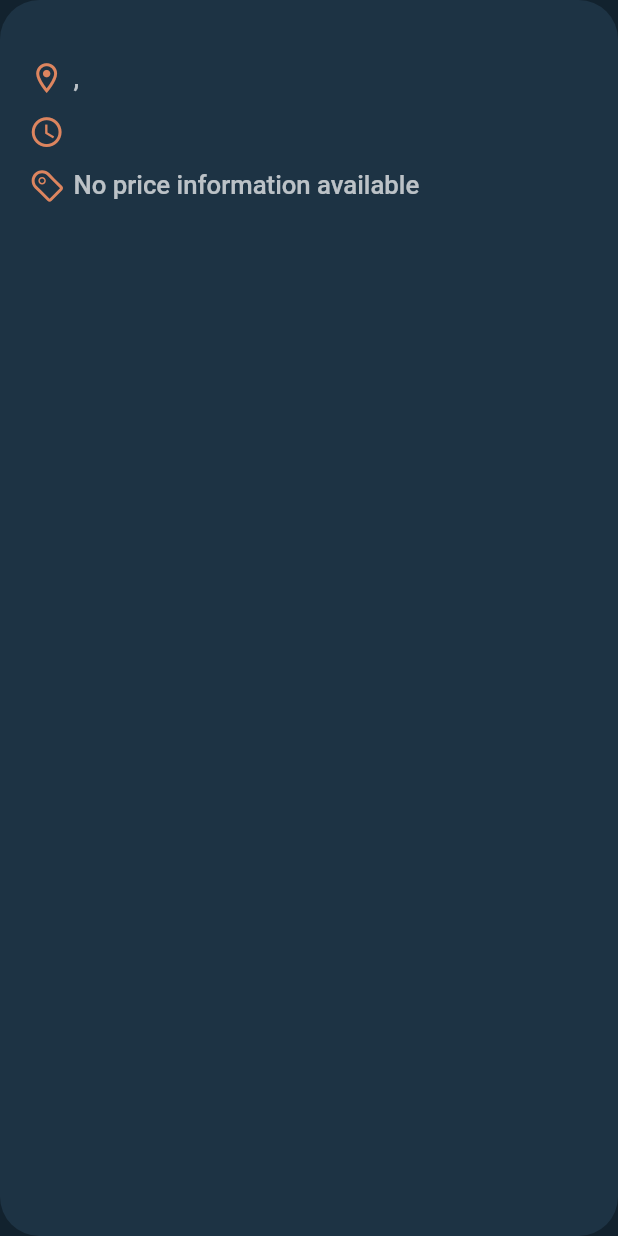
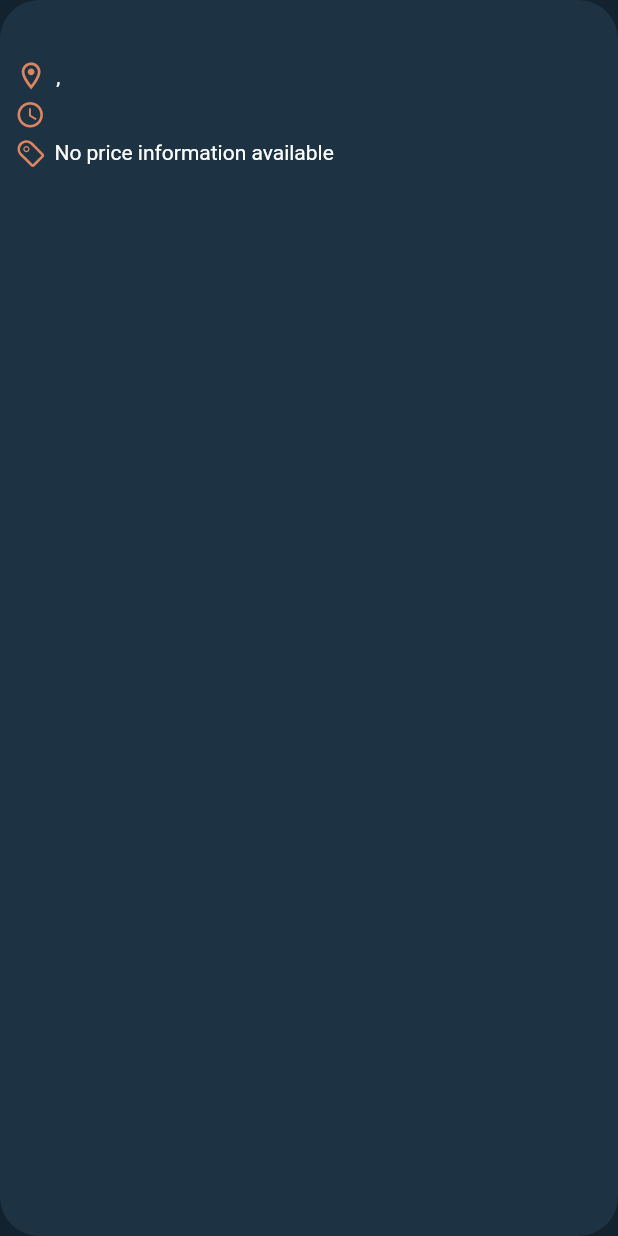
Before and after one commit to Qaiser926/main, a Flutter app: the EventSummary widget shown alone on an empty page, opened directly with empty values, on a phone screen of 412 x 824 dp. Run offline on Flutter 3.47's test engine with Material 2 defaults, Android fonts, the phone set to English and light mode, and no system bars; our stand-ins replace carousel_slider, flutter_map, flutter_screenutil, flutter_svg, freezed_annotation, geolocator and 7 more; missing offline and left inert: add_2_calendar, amplify_api, amplify_auth_cognito, amplify_flutter, instant, maps_launcher; generated files the repository leaves out were written again.

```diff
--- a/lib/core/detailed/exclusive_widgets/event_summary.dart
+++ b/lib/core/detailed/exclusive_widgets/event_summary.dart
@@ -20,7 +20,8 @@ class EventSummary extends StatelessWidget {
   String? ticketUrl;
   Status? status;
 
-  EventSummary({super.key,
+  EventSummary(
+      {super.key,
       required this.location,
       required this.title,
       required this.timeText,
@@ -28,45 +29,51 @@ class EventSummary extends StatelessWidget {
       this.prices,
       this.websiteUrl,
       this.ticketUrl,
-    this.status
-  }){
-  }
+      this.status}) {}
 
   @override
   Widget build(BuildContext context) {
     return Container(
-
       decoration: BoxDecoration(
         borderRadius: BorderRadius.circular(22.h),
         color: Theme.of(context).colorScheme.tertiary,
 
         // boxShadow: [BoxShadow(blurRadius: 27, offset: Offset(0, 8))]
       ),
-      padding: EdgeInsets.symmetric(horizontal: 16.h),
+      // padding: EdgeInsets.symmetric(horizontal: 16.h),
       child: Column(
         crossAxisAlignment: CrossAxisAlignment.start,
         children: [
-          getVerSpace(10.h),
-          getMultilineCustomFontRestricted(
-              text: title, maxLines: 2, textTheme: Theme.of(context).textTheme.headline2),
-          getVerSpace(10.h),
+          Padding(
+            padding: EdgeInsets.fromLTRB(12, 10, 10, 10),
+            child: Text(
+              title,
+              maxLines: 2,
+              style: Theme.of(context).textTheme.headline4,
+            ),
+          ),
 
-          Column(crossAxisAlignment: CrossAxisAlignment.start,
           // TODO: solve that title can flow into price information
-              children: [
-                LocationWidget(location: location),
-                getVerSpace(10.h),
-                // no logic implemented regarding times-> wait for actual data
-                TimeWidget(time: timeText, iCalElement: iCalElement),
-                getVerSpace(10.h),
-                // no logic implemented regarding times-> wait for actual data
-                PriceWidget(
+          Padding(
+            padding: EdgeInsets.fromLTRB(10, 0, 10, 5),
+            child: LocationWidget(location: location),
+          ),
+          Padding(
+            padding: EdgeInsets.fromLTRB(10, 0, 10, 5),
+            child: TimeWidget(time: timeText, iCalElement: iCalElement),
+          ),
+          Padding(
+            padding: EdgeInsets.fromLTRB(10, 0, 10, 0),
+            child: PriceWidget(
               prices: prices,
               ticketUrl: ticketUrl,
               websiteUrl: websiteUrl,
               status: status,
             ),
-              ]),
+          ),
+
+          // no logic implemented regarding times-> wait for actual data
+
           getVerSpace(13.h),
         ],
       ),
--- a/lib/core/detailed/exclusive_widgets/get_image_carousel.dart
+++ b/lib/core/detailed/exclusive_widgets/get_image_carousel.dart
@@ -1,5 +1,6 @@
 import 'package:flutter/cupertino.dart';
 import 'package:flutter_screenutil/flutter_screenutil.dart';
+
 import '../../../utils/services/data_handling/data_handling.dart';
 import '../../../widgets/carousel_widget.dart';
 import '../../../widgets/filtered_image_stack.dart';
@@ -22,7 +23,7 @@ class getImageCarousel extends StatelessWidget {
     }
     return Container(
       // height of picture
-      height: 327.h,
+      height: 245.h,
       width: double.infinity,
       //decoration: BoxDecoration(
       //borderRadius:
--- a/lib/core/detailed/exclusive_widgets/location_information_widget.dart
+++ b/lib/core/detailed/exclusive_widgets/location_information_widget.dart
@@ -1,10 +1,11 @@
 import 'package:flutter/material.dart';
 import 'package:flutter_screenutil/flutter_screenutil.dart';
+import 'package:latlong2/latlong.dart' as latLng;
 import 'package:maps_launcher/maps_launcher.dart';
+import 'package:othia/modules/models/shared_data_models.dart';
+
 import '../../../utils/services/data_handling/data_handling.dart';
 import '../../../utils/ui/ui_utils.dart';
-import 'package:latlong2/latlong.dart' as latLng;
-import 'package:othia/modules/models/shared_data_models.dart';
 
 class FunctionWrapper {
   Function()? function;
@@ -37,13 +38,14 @@ class LocationWidget extends StatelessWidget {
         children: [
           Icon(
             Icons.location_on_outlined,
-            size: 20.h,
+            size: 18.h,
           ),
           getHorSpace(5.h),
           Text(
             getLocationString(location: location),
-            style: Theme.of(context).textTheme.headline4,
+            style: Theme.of(context).textTheme.bodyText2,
             maxLines: 1,
+            overflow: TextOverflow.ellipsis,
           )
         ],
       ),
--- a/lib/core/detailed/exclusive_widgets/price_widget.dart
+++ b/lib/core/detailed/exclusive_widgets/price_widget.dart
@@ -1,12 +1,11 @@
 import 'package:flutter/material.dart';
 import 'package:flutter_screenutil/flutter_screenutil.dart';
-import '../../../constants/colors.dart';
+import 'package:typicons_flutter/typicons_flutter.dart';
+import 'package:url_launcher/url_launcher.dart';
+
 import '../../../modules/models/shared_data_models.dart';
 import '../../../utils/services/data_handling/data_handling.dart';
 import '../../../utils/ui/ui_utils.dart';
-import 'package:url_launcher/url_launcher.dart';
-import 'package:typicons_flutter/typicons_flutter.dart';
-
 
 Future<void> _launchUrl(_url) async {
   if (!await launchUrl(_url)) {
@@ -20,30 +19,33 @@ class PriceWidget extends StatelessWidget {
   List<double>? prices;
   Status? status;
 
-
-  PriceWidget({super.key, this.prices, this.websiteUrl, this.ticketUrl, this.status});
+  PriceWidget(
+      {super.key, this.prices, this.websiteUrl, this.ticketUrl, this.status});
 
   @override
   Widget build(BuildContext context) {
     Function() function = () => {};
     if (ticketUrl != null) {
       function = () => _launchUrl(ticketUrl);
-    } else if (websiteUrl != null){
+    } else if (websiteUrl != null) {
       function = () => _launchUrl(websiteUrl);
     }
     String priceText = getPriceText(context: context, prices: prices);
-    if ((status != null) & (prices != null)){
-      priceText = priceText + getTicketStatus(context: context,status: status);
+    if ((status != null) & (prices != null)) {
+      priceText = priceText + getTicketStatus(context: context, status: status);
     }
     return GestureDetector(
       onTap: () => function(),
       child: Row(
         children: [
-          Icon(Typicons.tag, size: 20.h,),
+          Icon(
+            Typicons.tag,
+            size: 17.h,
+          ),
           getHorSpace(5.h),
           Text(
             priceText,
-            style: Theme.of(context).textTheme.headline4,
+            style: Theme.of(context).textTheme.bodyText2,
             maxLines: 1,
           )
         ],
--- a/lib/core/detailed/exclusive_widgets/time_widget.dart
+++ b/lib/core/detailed/exclusive_widgets/time_widget.dart
@@ -1,6 +1,7 @@
+import 'package:add_2_calendar/add_2_calendar.dart';
 import 'package:flutter/material.dart';
 import 'package:flutter_screenutil/flutter_screenutil.dart';
-import 'package:add_2_calendar/add_2_calendar.dart';
+
 import '../../../utils/ui/ui_utils.dart';
 
 class TimeWidget extends StatelessWidget {
@@ -20,13 +21,14 @@ class TimeWidget extends StatelessWidget {
       onTap: () => function(),
       child: Row(
         children: [
-        Icon(Icons.access_time_outlined,
-
-          size: 20.h,),
+          Icon(
+            Icons.access_time_outlined,
+            size: 17.h,
+          ),
           getHorSpace(5.h),
           Text(
             time,
-          style: Theme.of(context).textTheme.headline4,
+            style: Theme.of(context).textTheme.bodyText2,
             maxLines: 1,
           )
         ],
--- a/lib/core/search/exclusive_widgets_search_result/search_result_scroll_view.dart
+++ b/lib/core/search/exclusive_widgets_search_result/search_result_scroll_view.dart
@@ -24,6 +24,10 @@ class SearchScrollView extends StatelessWidget {
     Widget child = getFavouriteEventPart(searchResultIds, context);
     return child;
   }
+
+  // Widget getHorizontalDiscovery(){
+  //
+  // }
 
   Widget getFavouriteEventPart(
       SearchResultsIds searchResultIds, BuildContext context) {
--- a/lib/widgets/disccover_events_horizontally.dart
+++ b/lib/widgets/disccover_events_horizontally.dart
@@ -1,8 +1,9 @@
 import 'package:flutter/cupertino.dart';
+import 'package:flutter/material.dart';
 import 'package:flutter_screenutil/flutter_screenutil.dart';
-import 'package:flutter/material.dart';
 import 'package:othia/utils/services/exceptions.dart';
 import 'package:othia/utils/ui/future_service.dart';
+
 import '../../utils/services/rest-api/rest_api_service.dart';
 import '../modules/models/eA_summary/eA_summary.dart';
 import '../modules/models/id_list/id_list.dart';
@@ -50,14 +51,13 @@ class HorizontalEADiscovery extends StatelessWidget {
           throw EmptyList;
         }
         return SizedBox(
-            height: 250.h,
+            height: 183.h,
                 child: ListView.builder(
                     primary: false,
                     shrinkWrap: true,
                     itemCount: eAIds.eaIdList.length,
                     scrollDirection: Axis.horizontal,
                     itemBuilder: (context, index) {
-
                       late Future<Object> response = RestService()
                           .fetchEventOrActivityDetails(
                               eventOrActivityId: eAIds.eaIdList[index]);
```
Also changed, not shown: lib/core/detailed/exclusive_widgets/image_widgets.dart (+9 -8 lines), lib/core/search/search.dart (+14 -12 lines), lib/widgets/discovery_card.dart (+49 -51 lines). Lines whose indentation alone changed are shown as unchanged.
